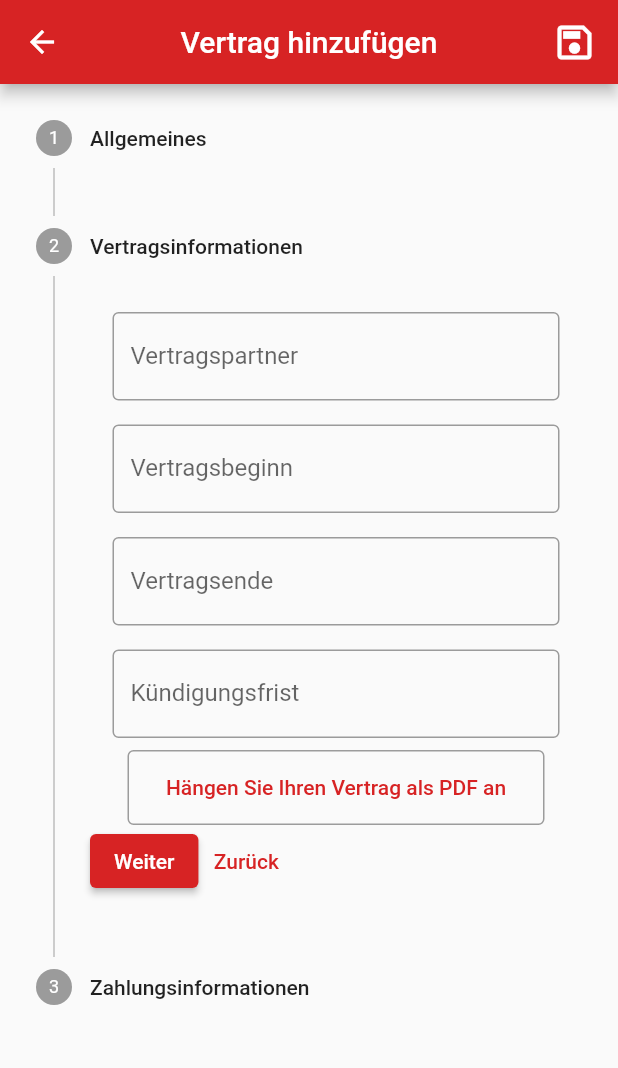
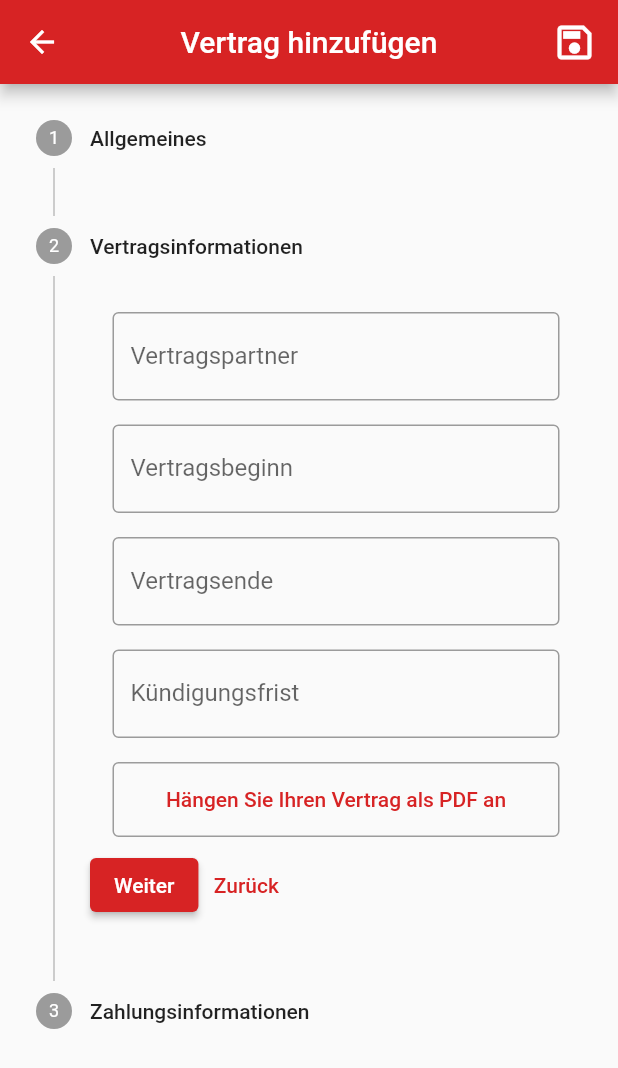
Before and after one commit to christian-leingang/CTFL-Vertragsmanager, a Flutter app: the VertragHinzufuegenPage screen opened by its route, after a tap on "Weiter", on a phone screen of 412 x 824 dp. Shown: the top 1068 px of the screen. Run offline on Flutter 3.47's test engine with Material 2 defaults, Android fonts, the phone set to English and light mode, and no system bars; drawn by our look-alikes of datetime_picker_formfield; our stand-ins replace file_picker, flutter_login, flutter_native_splash, fluttertoast, hive, hive_flutter and 4 more; missing offline and left inert: cloudinary_public, dropdown_plus, flutter_pdfview, image_picker_for_web, shared_preferences_web; accounts and stored records are empty.

Commit message:
fixed vertrag not initialized bug, aligned UploadPDF-Button

```diff
--- a/frontend/ctfl_vertragsmanager/lib/pages/vertrag_hinzufuegen.dart
+++ b/frontend/ctfl_vertragsmanager/lib/pages/vertrag_hinzufuegen.dart
@@ -35,10 +35,7 @@ class _VertragHinzufuegenPageState extends State<VertragHinzufuegenPage> {
 
   final _formKey = GlobalKey<FormState>();
 
-  //Vertragsdaten vertraegedaten = Vertragsdaten();
   late Vertrag vertrag;
-
-  // String vertragsId = "Error invalid";
   String vertragsId = "abc123";
 
   @override
@@ -49,13 +46,15 @@ class _VertragHinzufuegenPageState extends State<VertragHinzufuegenPage> {
   }
 
   initializeVertrag() async {
-    vertragsId = context.read<CurVertragProvider>().curVertragId;
+    vertragsId = await context.read<CurVertragProvider>().curVertragId;
+    print("VertragId: $vertragsId");
     if (vertragsId != "-1") {
       vertrag = await context.read<CurVertragProvider>().getCurVertrag();
     } else {
       context.read<NewVertragProvider>().resetNewVertrag();
       vertrag = Vertrag(name: "", beitrag: 0.0);
     }
+    print(vertrag.name);
     setState(() {
       loading = false;
     });
@@ -63,6 +62,8 @@ class _VertragHinzufuegenPageState extends State<VertragHinzufuegenPage> {
 
   @override
   Widget build(BuildContext context) {
+    if (loading) return const Text("Loading");
+
     return Scaffold(
       appBar: AppBar(
         centerTitle: true,
@@ -241,9 +242,11 @@ class _VertragHinzufuegenPageState extends State<VertragHinzufuegenPage> {
                               ],
                             ),
                           )
-                        : OutlinedButton(
+                        : Container(
+                            margin: const EdgeInsets.symmetric(horizontal: 15, vertical: 8),
+                            child: OutlinedButton(
                               style: OutlinedButton.styleFrom(
-                              minimumSize: const Size(278, 50),
+                                minimumSize: const Size.fromHeight(50),
                                 side: const BorderSide(
                                   width: 1,
                                   color: Color(0xff9c9c9c),
@@ -277,6 +280,7 @@ class _VertragHinzufuegenPageState extends State<VertragHinzufuegenPage> {
                                 Navigator.pop(context);
                               },
                               child: const Text("Hängen Sie Ihren Vertrag als PDF an"),
+                            ),
                           ),
                   ],
                 )),
```
Lines whose indentation alone changed are shown as unchanged.
